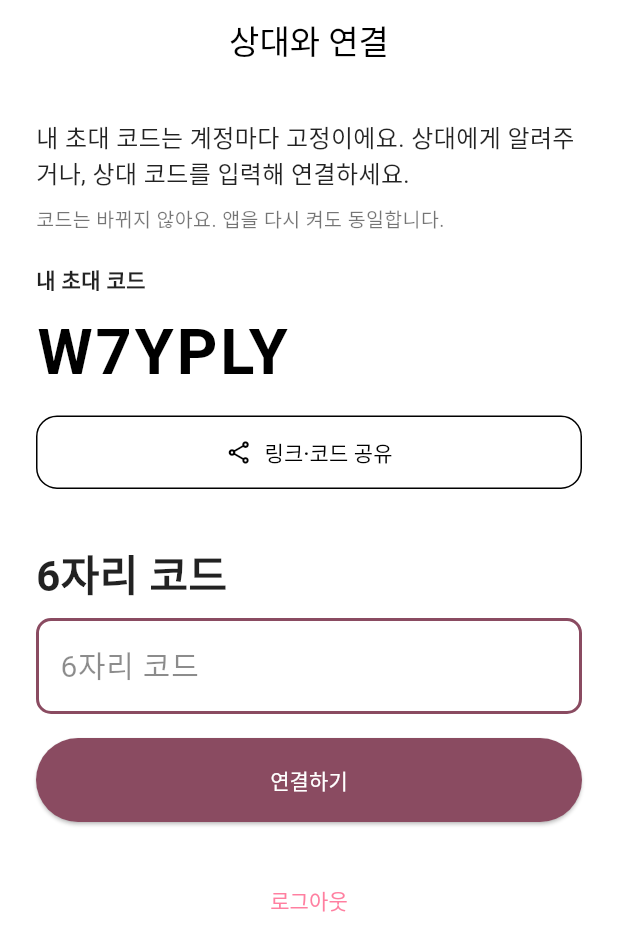
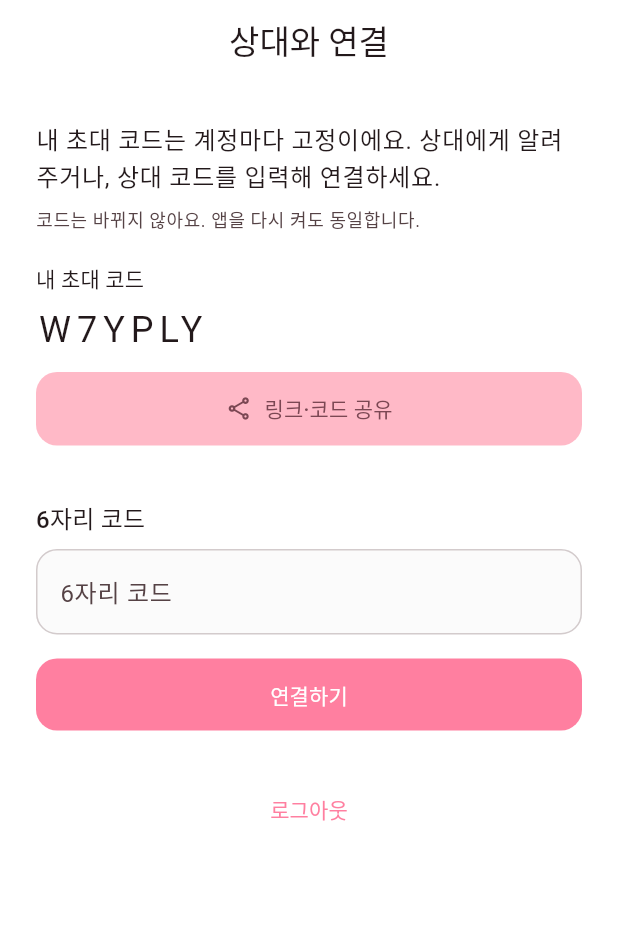
Before and after one commit to Lustella-123/OurMoment, a Flutter app: the screen it shows once a user with an empty profile is signed in, on a phone screen of 412 x 824 dp. Shown: the top 951 px of the screen. Run offline on Flutter 3.47's test engine with Material 3 defaults, Android fonts, the phone set to English and light mode, and no system bars; our stand-ins replace app_links, cloud_firestore, connectivity_plus, firebase_auth, firebase_core, firebase_storage and 8 more; accounts and stored records are empty.

Commit message:
Revert "fix: pairing invite fallback and force monochrome pairing UI"
This reverts commit 53fa77173d740afbee163477e76bb9e184fe02dd.

```diff
--- a/lib/ui/pairing/pairing_screen.dart
+++ b/lib/ui/pairing/pairing_screen.dart
@@ -136,14 +136,13 @@ class _PairingScreenState extends State<PairingScreen> {
 
   List<Widget> _formChildren(AppLocalizations l10n, String? uid) {
     return [
-          Text(
-            l10n.pairingBody,
-            style: const TextStyle(color: Colors.black87, fontSize: 16),
-          ),
+          Text(l10n.pairingBody, style: Theme.of(context).textTheme.bodyLarge),
           const SizedBox(height: 8),
           Text(
             l10n.pairingCodeFixedHint,
-            style: const TextStyle(color: Colors.black54, fontSize: 13),
+            style: Theme.of(context).textTheme.bodySmall?.copyWith(
+                  color: Theme.of(context).colorScheme.onSurfaceVariant,
+                ),
           ),
           const SizedBox(height: 20),
           if (uid == null)
@@ -157,7 +156,9 @@ class _PairingScreenState extends State<PairingScreen> {
                     padding: const EdgeInsets.symmetric(vertical: 8),
                     child: Text(
                       '${snap.error}',
-                      style: const TextStyle(color: Colors.red),
+                      style: TextStyle(
+                        color: Theme.of(context).colorScheme.error,
+                      ),
                     ),
                   );
                 }
@@ -173,20 +174,24 @@ class _PairingScreenState extends State<PairingScreen> {
                   return Column(
                     crossAxisAlignment: CrossAxisAlignment.stretch,
                     children: [
-                      const Icon(Icons.qr_code_2_outlined, size: 48, color: Colors.black54),
+                      Icon(
+                        Icons.qr_code_2_outlined,
+                        size: 48,
+                        color: Theme.of(context).colorScheme.primary,
+                      ),
                       const SizedBox(height: 12),
                       Text(
                         l10n.pairingInviteCodeMissingBody,
                         textAlign: TextAlign.center,
-                        style: const TextStyle(color: Colors.black54),
+                        style: Theme.of(context).textTheme.bodyMedium?.copyWith(
+                              color: Theme.of(context)
+                                  .colorScheme
+                                  .onSurfaceVariant,
+                            ),
                       ),
                       const SizedBox(height: 20),
-                      OutlinedButton(
+                      FilledButton(
                         onPressed: _busyEnsureCode ? null : _ensureCode,
-                        style: OutlinedButton.styleFrom(
-                          foregroundColor: Colors.black,
-                          side: const BorderSide(color: Colors.black),
-                        ),
                         child: Text(l10n.pairingCodeLoadRetry),
                       ),
                     ],
@@ -197,26 +202,19 @@ class _PairingScreenState extends State<PairingScreen> {
                   children: [
                     Text(
                       l10n.pairingYourCode,
-                      style: const TextStyle(color: Colors.black87, fontWeight: FontWeight.w600),
+                      style: Theme.of(context).textTheme.labelLarge,
                     ),
                     const SizedBox(height: 8),
                     SelectableText(
                       code,
-                      style: const TextStyle(
-                        color: Colors.black,
-                        fontSize: 42,
-                        fontWeight: FontWeight.w700,
-                        letterSpacing: 2,
-                      ),
+                      style: Theme.of(context).textTheme.headlineSmall?.copyWith(
+                            letterSpacing: 4,
+                          ),
                     ),
                     const SizedBox(height: 12),
-                    OutlinedButton.icon(
+                    FilledButton.tonalIcon(
                       onPressed: () => _share(code),
                       icon: const Icon(Icons.share_outlined),
-                      style: OutlinedButton.styleFrom(
-                        foregroundColor: Colors.black,
-                        side: const BorderSide(color: Colors.black),
-                      ),
                       label: Text(l10n.pairingShare),
                     ),
                   ],
@@ -226,7 +224,7 @@ class _PairingScreenState extends State<PairingScreen> {
           const SizedBox(height: 36),
           Text(
             l10n.pairingCodeHint,
-            style: const TextStyle(color: Colors.black87, fontSize: 28, fontWeight: FontWeight.w600),
+            style: Theme.of(context).textTheme.titleMedium,
           ),
           const SizedBox(height: 8),
           TextField(
@@ -235,29 +233,11 @@ class _PairingScreenState extends State<PairingScreen> {
             autocorrect: false,
             decoration: InputDecoration(
               hintText: l10n.pairingCodeHint,
-              hintStyle: const TextStyle(color: Colors.black45, fontSize: 20),
-              enabledBorder: OutlineInputBorder(
-                borderRadius: BorderRadius.circular(10),
-                borderSide: const BorderSide(color: Color(0xFF8A4B61), width: 2),
-              ),
-              focusedBorder: OutlineInputBorder(
-                borderRadius: BorderRadius.circular(10),
-                borderSide: const BorderSide(color: Color(0xFF8A4B61), width: 2.5),
-              ),
-              filled: true,
-              fillColor: Colors.white,
             ),
-            style: const TextStyle(color: Colors.black, fontSize: 18),
           ),
           const SizedBox(height: 16),
-          ElevatedButton(
+          FilledButton(
             onPressed: _busyConnect ? null : _accept,
-            style: ElevatedButton.styleFrom(
-              backgroundColor: const Color(0xFF8A4B61),
-              foregroundColor: Colors.white,
-              shape: RoundedRectangleBorder(borderRadius: BorderRadius.circular(28)),
-              padding: const EdgeInsets.symmetric(vertical: 18),
-            ),
             child: _busyConnect
                 ? const SizedBox(
                     height: 22,
@@ -284,13 +264,10 @@ class _PairingScreenState extends State<PairingScreen> {
   Widget _diagnosticCard(BuildContext context) {
     final t = _pairingDiagnostic;
     if (t == null) return const SizedBox.shrink();
+    final scheme = Theme.of(context).colorScheme;
     return Card(
       margin: EdgeInsets.zero,
-      color: Colors.white,
-      shape: RoundedRectangleBorder(
-        borderRadius: BorderRadius.circular(14),
-        side: const BorderSide(color: Colors.black12),
-      ),
+      color: scheme.surfaceContainerHighest.withValues(alpha: 0.65),
       child: Padding(
         padding: const EdgeInsets.all(14),
         child: Column(
@@ -298,11 +275,13 @@ class _PairingScreenState extends State<PairingScreen> {
           children: [
             Row(
               children: [
-                const Icon(Icons.bug_report_outlined, size: 18, color: Colors.black54),
+                Icon(Icons.bug_report_outlined, size: 18, color: scheme.primary),
                 const SizedBox(width: 8),
                 Text(
                   '연결 시도 진단',
-                  style: const TextStyle(color: Colors.black87, fontWeight: FontWeight.w600),
+                  style: Theme.of(context).textTheme.titleSmall?.copyWith(
+                        color: scheme.onSurface,
+                      ),
                 ),
               ],
             ),
@@ -313,7 +292,7 @@ class _PairingScreenState extends State<PairingScreen> {
                 fontFamily: 'monospace',
                 fontSize: 11,
                 height: 1.35,
-                color: Colors.black54,
+                color: scheme.onSurfaceVariant,
               ),
             ),
           ],
@@ -331,11 +310,7 @@ class _PairingScreenState extends State<PairingScreen> {
     final formChildren = _formChildren(l10n, uid);
 
     return Scaffold(
-      backgroundColor: Colors.white,
       appBar: AppBar(
-        backgroundColor: Colors.white,
-        foregroundColor: Colors.black,
-        elevation: 0,
         title: Text(l10n.pairingTitle),
       ),
       body: showSidePanel
@@ -352,7 +327,7 @@ class _PairingScreenState extends State<PairingScreen> {
                 VerticalDivider(
                   width: 1,
                   thickness: 1,
-                  color: Colors.black12,
+                  color: Theme.of(context).colorScheme.outlineVariant,
                 ),
                 Expanded(
                   flex: 9,
```
Also changed, not shown: lib/services/couple_repository.dart (+5 -24 lines), lib/services/user_repository.dart (+1 -25 lines).
